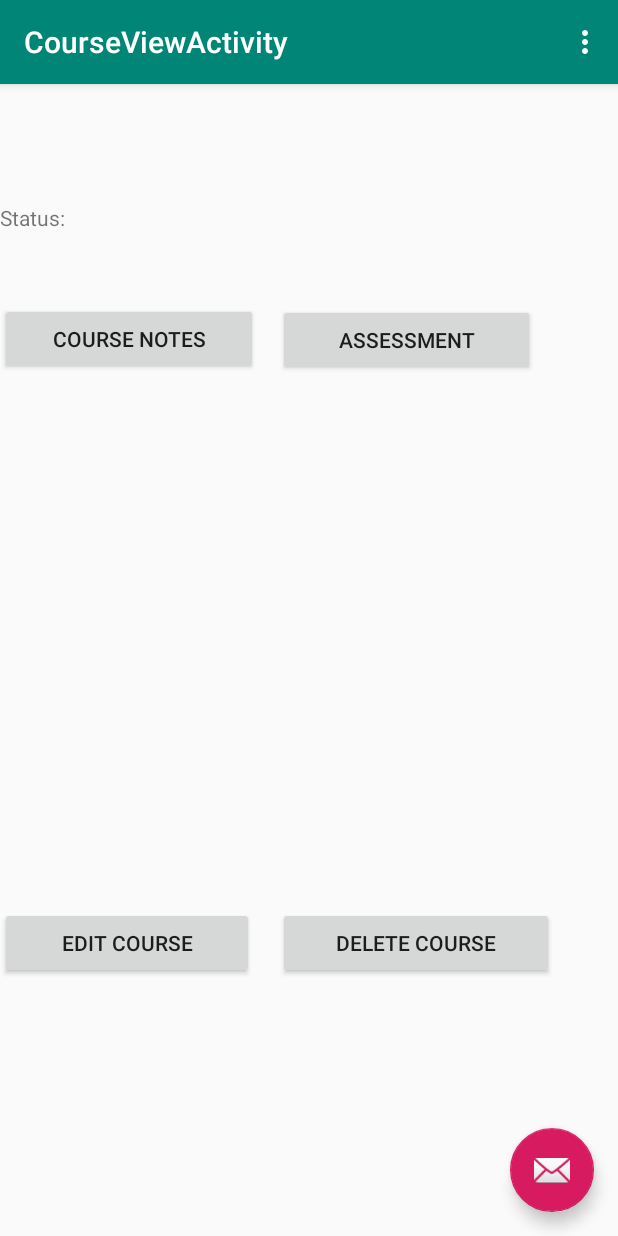
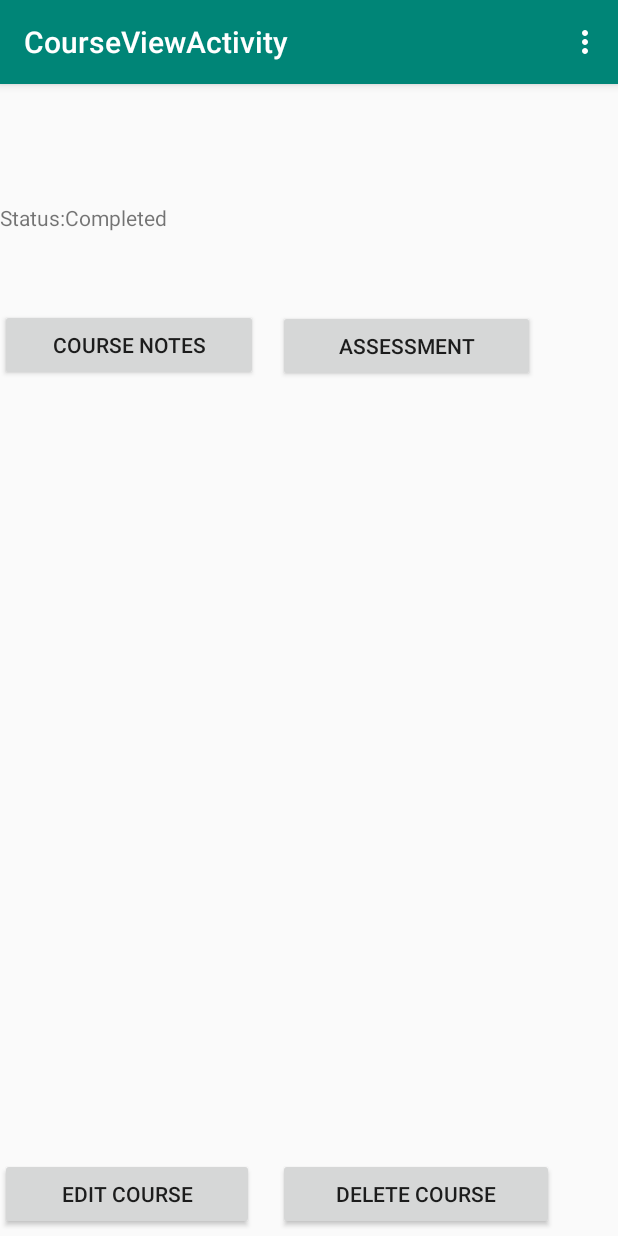
Before and after one commit to XarnnibusTug/WGU-Term_Tracker, an Android app: the CourseViewActivity screen opened directly, with no data from a screen before it, in the options menu, after a tap on "Course Completed", on a phone screen of 412 x 824 dp. Run offline under Robolectric (Android 15) with nearby library versions, the phone set to English and light mode, and no system bars; 14 statements that could not run were skipped.

Commit message:
Created Menu
Created Menu for selecting course status.

```diff
--- a/app/src/main/java/com/example/jmor132/myapplication/CourseViewActivity.java
+++ b/app/src/main/java/com/example/jmor132/myapplication/CourseViewActivity.java
@@ -1,6 +1,8 @@
 package com.example.jmor132.myapplication;
 
+import android.content.Context;
 import android.content.Intent;
+import android.content.SharedPreferences;
 import android.net.Uri;
 import android.os.Bundle;
 import android.support.design.widget.FloatingActionButton;
@@ -9,8 +11,10 @@ import android.support.v7.app.AppCompatActivity;
 import android.support.v7.widget.Toolbar;
 import android.view.Menu;
 import android.view.MenuInflater;
+import android.view.MenuItem;
 import android.view.View;
 import android.widget.TextView;
+import android.widget.Toast;
 
 import org.w3c.dom.Text;
 
@@ -26,7 +30,7 @@ public class CourseViewActivity extends AppCompatActivity {
     private Course course;
 
     private TextView courseNameView;
-    private TextView startDateViewName;
+    private TextView startDateView;
     private TextView endDateView;
     private TextView statusView;
 
@@ -44,20 +48,10 @@ public class CourseViewActivity extends AppCompatActivity {
         course = CourseDataManager.getCourse(this, courseID);
 
         courseNameView = findViewById(R.id.courseNameView);
-        startDateViewName = findViewById(R.id.courseStartDate);
+        startDateView = findViewById(R.id.courseStartDate);
         endDateView = findViewById(R.id.courseEndDate);
         statusView = findViewById(R.id.courseStatus);
 
-
-
-        FloatingActionButton fab = (FloatingActionButton) findViewById(R.id.fab);
-        fab.setOnClickListener(new View.OnClickListener() {
-            @Override
-            public void onClick(View view) {
-                Snackbar.make(view, "Replace with your own action", Snackbar.LENGTH_LONG)
-                        .setAction("Action", null).show();
-            }
-        });
 
         generateCourse();
         setLabel();
@@ -84,16 +78,37 @@ public class CourseViewActivity extends AppCompatActivity {
         statusView.setText("Status:" + status);
     }
 
+
     @Override
     public boolean onCreateOptionsMenu(Menu menu){
         MenuInflater inflater = getMenuInflater();
         inflater.inflate(R.menu.menu_course_viewer, menu);
         return true;
     }
+
+    @Override
+    public boolean onOptionsItemSelected(MenuItem item){
+        int id = item.getItemId();
+        switch(id){
+            case R.id.action_enable_notifications:
+                return enableNotifications();
+            case R.id.action_disable_notifications:
+                return disableNotifications();
+            case R.id.action_drop_course:
+                return dropCourse();
+            case R.id.action_start_course:
+                return startCourse();
+            case R.id.action_mark_course_completed:
+                return courseCompleted();
+                default:
+                    return super.onOptionsItemSelected(item);
+        }
+    }
+
     private void generateCourse(){
         course = CourseDataManager.getCourse(this, courseID);
         courseNameView.setText(course.courseName);
-        startDateViewName.setText(course.courseStart);
+        startDateView.setText(course.courseStart);
         endDateView.setText(course.courseEnd);
     }
 
@@ -111,4 +126,45 @@ public class CourseViewActivity extends AppCompatActivity {
         intent.putExtra(CourseProvider.COURSE_CONTENT_TYPE , uri);
         startActivityForResult(intent, COURSE_NOTE_LIST_ACTIVITY_CODE);
     }
+
+    private boolean enableNotifications(){
+        Toast.makeText(this, getString(R.string.notificaitons_enabled), Toast.LENGTH_SHORT).show();
+        return true;
+    }
+
+    private boolean disableNotifications(){
+        course.notifications = 0;
+        course.saveChange(this);
+        Toast.makeText(this, getString (R.string.notificaitons_disabled), Toast.LENGTH_LONG).show();
+        return true;
+    }
+
+    private boolean startCourse(){
+        course.status = CourseStatus.IN_PROGRESS;
+        course.saveChange(this);
+        setLabel();
+        Toast.makeText(this, getString (R.string.course_started), Toast.LENGTH_LONG).show();
+        return true;
+    }
+    private boolean dropCourse(){
+        course.status = CourseStatus.DROPPED;
+        course.saveChange(this);
+        Toast.makeText(this, getString(R.string.course_dropped_message), Toast.LENGTH_SHORT).show();
+        setLabel();
+        return true;
+    }
+
+    private boolean courseCompleted(){
+        course.status = CourseStatus.COMPLETED;
+        course.saveChange(this);
+        setLabel();
+        Toast.makeText(this, (R.string.course_completed_message), Toast.LENGTH_LONG).show();
+        return true;
+    }
+
+    protected void onActivityResult(int requestCode, int resultCode, Intent data){
+        if(resultCode == RESULT_OK){
+            generateCourse();
+        }
+    }
 }
--- a/app/src/main/res/layout/activity_course_view.xml
+++ b/app/src/main/res/layout/activity_course_view.xml
@@ -22,12 +22,4 @@
 
     <include layout="@layout/content_course_view" />
 
-    <android.support.design.widget.FloatingActionButton
-        android:id="@+id/fab"
-        android:layout_width="wrap_content"
-        android:layout_height="wrap_content"
-        android:layout_gravity="bottom|end"
-        android:layout_margin="@dimen/fab_margin"
-        app:srcCompat="@android:drawable/ic_dialog_email" />
-
 </android.support.design.widget.CoordinatorLayout>
--- a/app/src/main/res/layout/content_course_view.xml
+++ b/app/src/main/res/layout/content_course_view.xml
@@ -41,7 +41,7 @@
         android:layout_alignParentStart="true"
         android:layout_alignParentTop="true"
         android:layout_marginStart="0dp"
-        android:layout_marginTop="146dp"
+        android:layout_marginTop="150dp"
         android:onClick="openCourseNotes"
         android:text="@string/notes_button" />
 
@@ -57,8 +57,8 @@
 
     <TextView
         android:id="@+id/courseStatus"
-        android:layout_width="93dp"
-        android:layout_height="35dp"
+        android:layout_width="269dp"
+        android:layout_height="37dp"
         android:layout_below="@+id/courseStartDate"
         android:layout_alignParentStart="true"
         android:text="Planned" />
@@ -69,7 +69,8 @@
         android:layout_height="wrap_content"
         android:layout_alignParentStart="true"
         android:layout_alignParentBottom="true"
-        android:layout_marginBottom="171dp"
+        android:layout_marginStart="0dp"
+        android:layout_marginBottom="4dp"
         android:onClick="editCourse"
         android:text="@string/edit_course_button" />
 
--- a/app/src/main/res/values/strings.xml
+++ b/app/src/main/res/values/strings.xml
@@ -58,6 +58,11 @@
     <string name="term_saved">New Term Saved!</string>
     <string name="term_updated"> Term Has been Updated</string>
     <string name="term_deleted"> Term Has been Deleted</string>
+    <string name="course_started">Course Started!</string>
+    <string name="course_dropped_message">Course Dropped!</string>
+    <string name="course_completed_message">Course Completed</string>
+    <string name="notificaitons_enabled">Notifications Enabled</string>
+    <string name="notificaitons_disabled">Notifications Disabled</string>
 
 
     //Course Viewer Menu
```
Also changed, not shown: app/src/main/java/com/example/jmor132/myapplication/AlarmHandler.java (added, +17 -0 lines).
